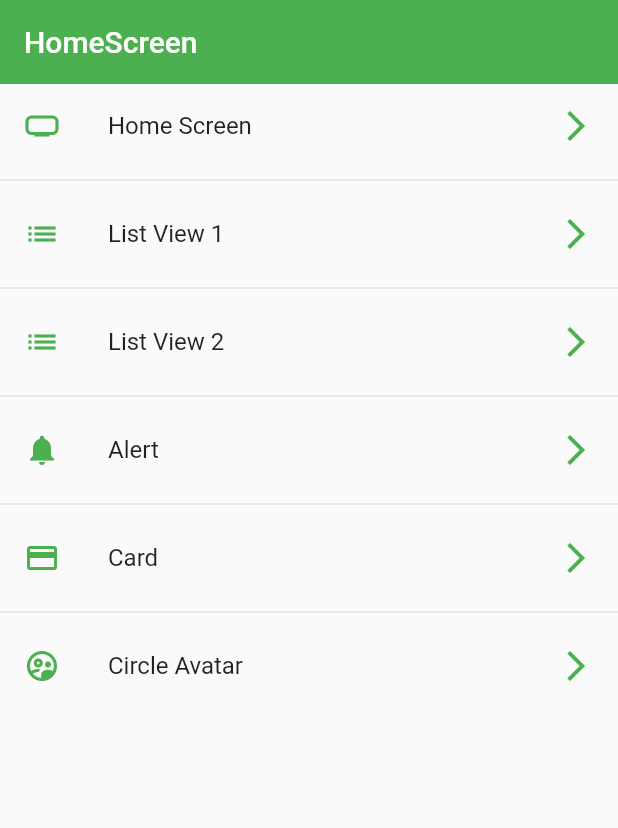
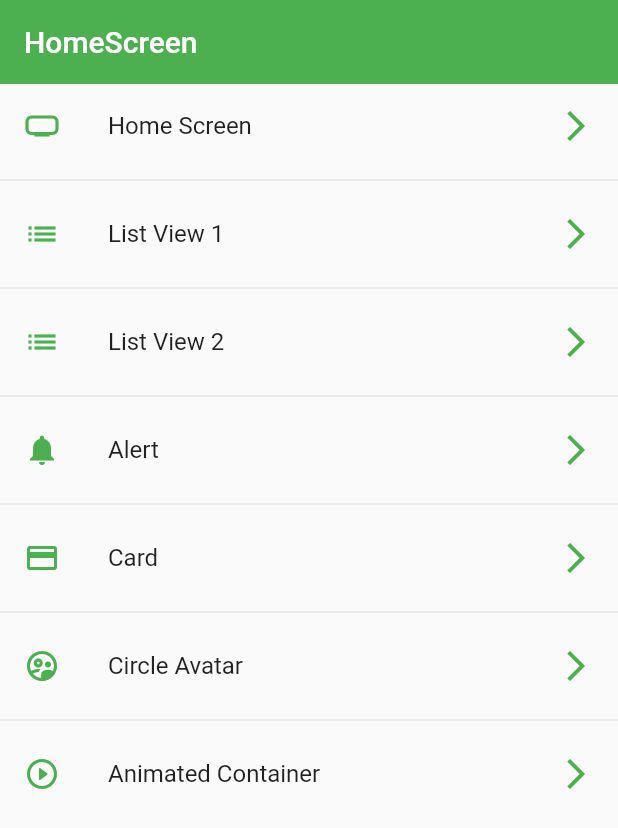
Before and after one commit to andrealopezpalomeque/components_flutter, a Flutter app: the screen it shows after launch, on a phone screen of 412 x 824 dp. Shown: the top 828 px of the screen. Run offline on Flutter 3.47's test engine with Material 2 defaults, Android fonts, the phone set to English and light mode, and no system bars.

Commit message:
animated component box that changes shape

```diff
--- a/lib/router/app_routes.dart
+++ b/lib/router/app_routes.dart
@@ -36,6 +36,11 @@ class AppRoutes {
         icon: Icons.supervised_user_circle_outlined,
         name: 'Circle Avatar',
         screen: const AvatarScreen()),
+    MenuOption(
+        route: 'animated',
+        icon: Icons.play_circle_outline_rounded,
+        name: 'Animated Container',
+        screen: const AnimatedScreen()),
   ];
 
   static Map<String, Widget Function(BuildContext)> getAppRoutes() {
--- a/lib/screens/screens.dart
+++ b/lib/screens/screens.dart
@@ -4,3 +4,4 @@ export 'package:components_flutter/screens/card_screen.dart';
 export 'package:components_flutter/screens/home_screen.dart';
 export 'package:components_flutter/screens/listview1_screen.dart';
 export 'package:components_flutter/screens/listview2_screen.dart';
+export 'package:components_flutter/screens/animated_screen.dart';
```
Also changed, not shown: lib/screens/animated_screen.dart (added, +52 -0 lines).
